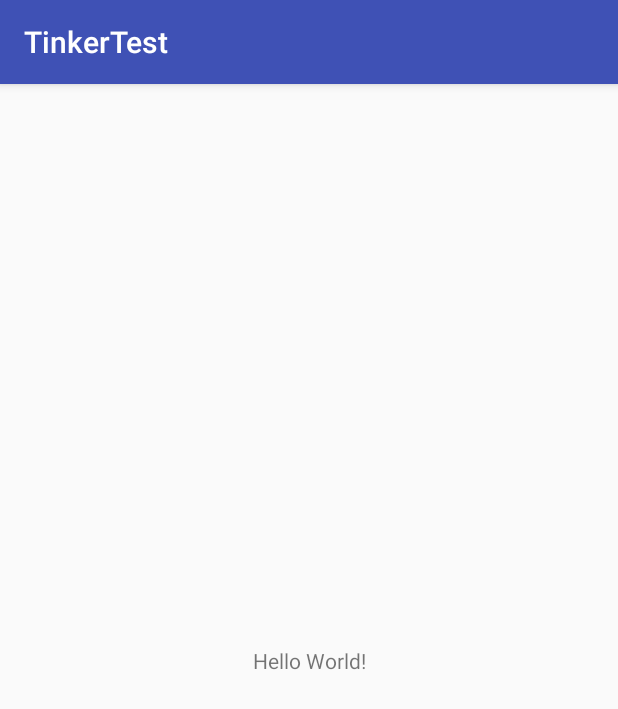
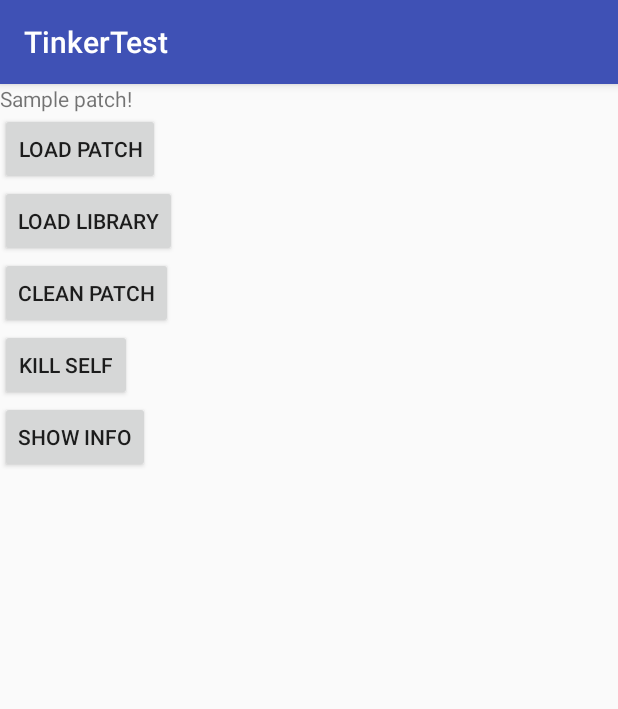
Before and after one commit to androidTH/TinkerTest, an Android app: the screen it shows after launch (MainActivity), on a phone screen of 412 x 824 dp. Shown: the top 709 px of the screen. Run offline under Robolectric (Android 15) with nearby library versions, the phone set to English and light mode, and no system bars.

Commit message:
no message

```diff
--- a/app/src/main/res/layout/activity_main.xml
+++ b/app/src/main/res/layout/activity_main.xml
@@ -2,18 +2,61 @@
 <android.support.constraint.ConstraintLayout
     xmlns:android="http://schemas.android.com/apk/res/android"
     xmlns:tools="http://schemas.android.com/tools"
-    xmlns:app="http://schemas.android.com/apk/res-auto"
     android:layout_width="match_parent"
     android:layout_height="match_parent"
     tools:context="com.hoolai.tinkertest.MainActivity">
-
+  <RelativeLayout
+      android:layout_width="0dp"
+      android:layout_height="wrap_content"
+      tools:layout_editor_absoluteY="0dp"
+      tools:layout_editor_absoluteX="8dp">
     <TextView
+        android:id="@+id/textView"
         android:layout_width="wrap_content"
         android:layout_height="wrap_content"
-        android:text="Hello World!"
-        app:layout_constraintBottom_toBottomOf="parent"
-        app:layout_constraintLeft_toLeftOf="parent"
-        app:layout_constraintRight_toRightOf="parent"
-        app:layout_constraintTop_toTopOf="parent" />
+        android:text="Sample patch!"/>
 
+    <Button
+        android:id="@+id/loadPatch"
+        android:layout_width="wrap_content"
+        android:layout_height="wrap_content"
+        android:layout_alignParentLeft="true"
+        android:layout_alignParentStart="true"
+        android:layout_below="@+id/textView"
+        android:text="load patch"/>
+
+    <Button
+        android:id="@+id/loadLibrary"
+        android:layout_width="wrap_content"
+        android:layout_height="wrap_content"
+        android:layout_alignParentLeft="true"
+        android:layout_alignParentStart="true"
+        android:layout_below="@+id/loadPatch"
+        android:text="load library"/>
+
+    <Button
+        android:id="@+id/cleanPatch"
+        android:layout_width="wrap_content"
+        android:layout_height="wrap_content"
+        android:layout_alignParentLeft="true"
+        android:layout_alignParentStart="true"
+        android:layout_below="@+id/loadLibrary"
+        android:text="clean patch"/>
+    <Button
+        android:id="@+id/killSelf"
+        android:layout_width="wrap_content"
+        android:layout_height="wrap_content"
+        android:layout_alignParentLeft="true"
+        android:layout_alignParentStart="true"
+        android:layout_below="@+id/cleanPatch"
+        android:text="kill self"/>
+    <Button
+        android:id="@+id/showInfo"
+        android:layout_width="wrap_content"
+        android:layout_height="wrap_content"
+        android:layout_alignParentLeft="true"
+        android:layout_alignParentStart="true"
+        android:layout_below="@+id/killSelf"
+        android:text="show info"/>
+  </RelativeLayout>
 </android.support.constraint.ConstraintLayout>
```
